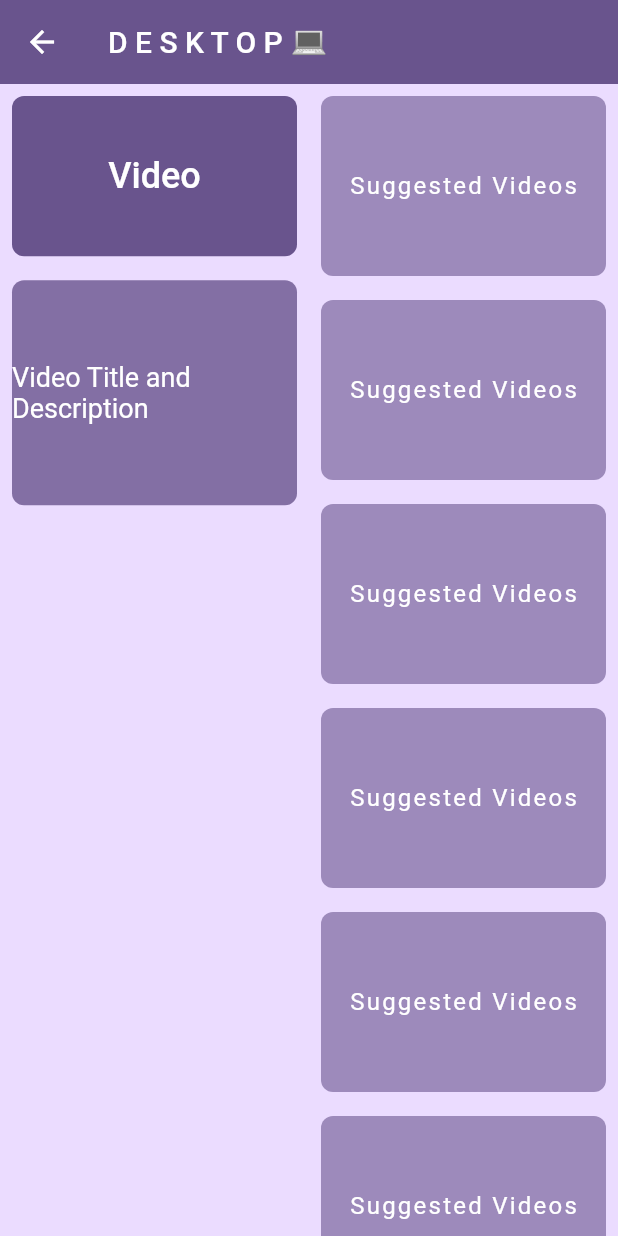
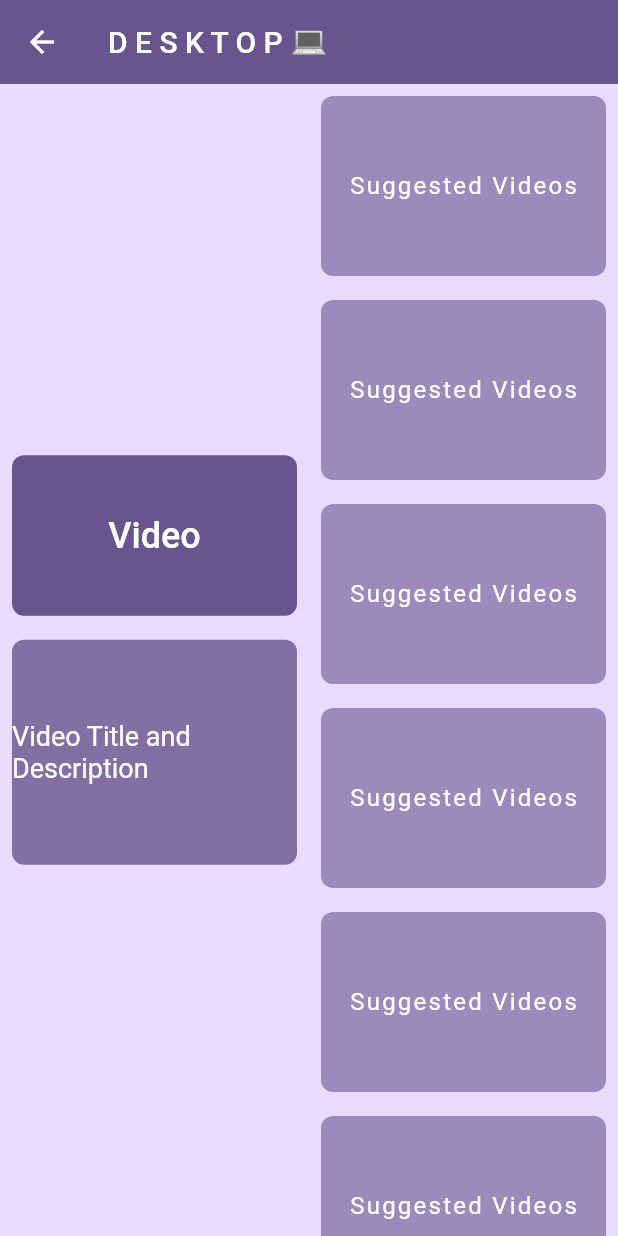
Before and after one commit to MichealMoris/Flutter-LearnResponsiveApp, a Flutter app: the DesktopScreen screen opened directly, on a phone screen of 412 x 824 dp. Run offline on Flutter 3.47's test engine with Material 2 defaults, Android fonts, the phone set to English and light mode, and no system bars.

Commit message:
Responsivity Optimization in Landscape Mode.

```diff
--- a/lib/responsive/desktop_screen.dart
+++ b/lib/responsive/desktop_screen.dart
@@ -11,10 +11,10 @@ class DesktopScreen extends StatelessWidget {
       appBar: AppBar(
         title: const Text('D E S K T O P 💻'),
       ),
-      //First Column...
       body: Row(
         children: [
           Expanded(
+            child: SingleChildScrollView(
               child: Column(
                 children: [
                   Padding(
@@ -32,14 +32,17 @@ class DesktopScreen extends StatelessWidget {
                   Padding(
                     padding: const EdgeInsets.all(8.0),
                     child: ResponsiveContainer(
-                    color:
-                        Theme.of(context).colorScheme.primary.withOpacity(0.8),
+                      color: Theme.of(context)
+                          .colorScheme
+                          .primary
+                          .withOpacity(0.8),
                       height: 150,
                       text: 'Video Title and Description',
                       textStyle: Theme.of(context).textTheme.labelMedium,
                     ),
                   ),
                 ],
+              ),
             ),
           ),
           Expanded(
@@ -61,7 +64,6 @@ class DesktopScreen extends StatelessWidget {
           ),
         ],
       ),
-      //Second Column...
     );
   }
 }
```
Lines whose indentation alone changed are shown as unchanged.
